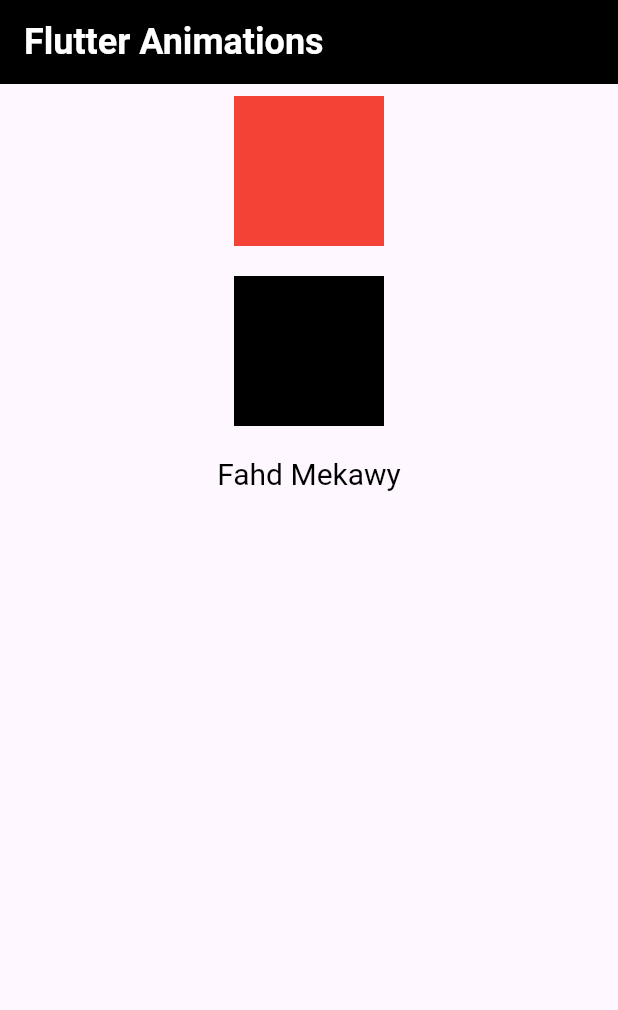
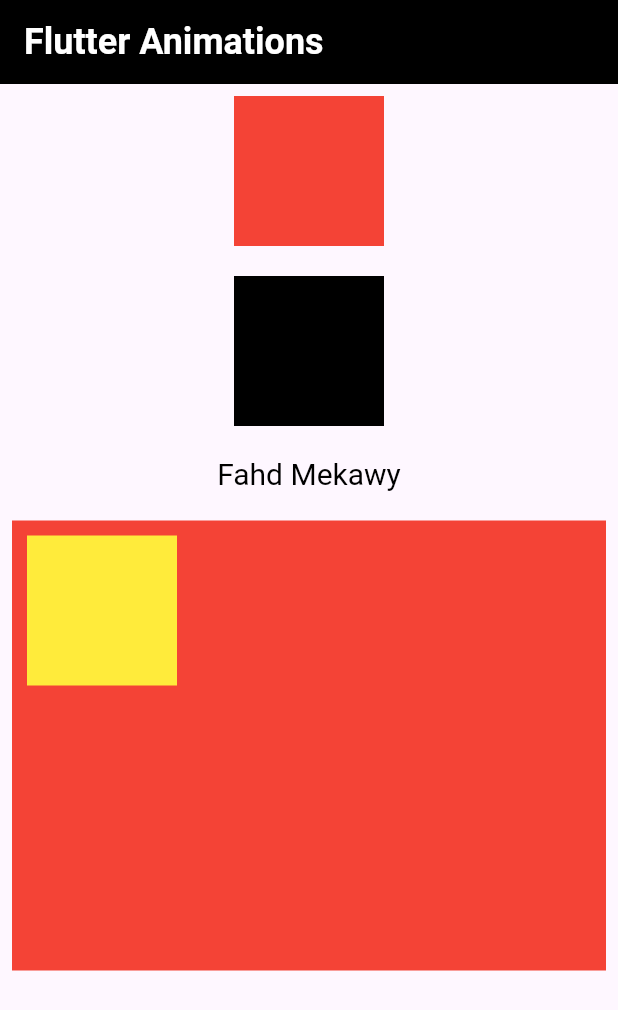
Before and after one commit to fahdmekawy/flutter-animation, a Flutter app: the screen it shows after launch, on a phone screen of 412 x 824 dp. Shown: the top 1010 px of the screen. Run offline on Flutter 3.47's test engine with Material 3 defaults, Android fonts, the phone set to English and light mode, and no system bars.

Commit message:
- added animated positioned widget

```diff
--- a/lib/main.dart
+++ b/lib/main.dart
@@ -2,6 +2,7 @@ import 'package:flutter/material.dart';
 import 'package:flutter_animation/widgets/animated_container_widget.dart';
 import 'package:flutter_animation/widgets/animated_default_text_style_widget.dart';
 import 'package:flutter_animation/widgets/animated_opacity_widget.dart';
+import 'package:flutter_animation/widgets/animated_position_directional_widget.dart';
 
 void main() {
   runApp(const MyApp());
@@ -50,7 +51,9 @@ class _MyHomePageState extends State<MyHomePage> {
             SizedBox(height: 20),
             AnimatedOpacityWidget(),
             SizedBox(height: 20),
-            AnimatedDefaultTextStyleWidget()
+            AnimatedDefaultTextStyleWidget(),
+            SizedBox(height: 20),
+            AnimatedPositionDirectionalWidget()
           ],
         ),
       ),
--- /dev/null
+++ b/lib/widgets/animated_position_directional_widget.dart
@@ -0,0 +1,51 @@
+import 'package:flutter/cupertino.dart';
+import 'package:flutter/material.dart';
+import 'package:flutter/widgets.dart';
+
+class AnimatedPositionDirectionalWidget extends StatefulWidget {
+  const AnimatedPositionDirectionalWidget({super.key});
+
+  @override
+  State<AnimatedPositionDirectionalWidget> createState() =>
+      _AnimatedPositionDirectionalWidgetState();
+}
+
+class _AnimatedPositionDirectionalWidgetState
+    extends State<AnimatedPositionDirectionalWidget> {
+  double left = 10;
+
+  @override
+  Widget build(BuildContext context) {
+    return Stack(
+      children: [
+        Container(
+          height: 300,
+          width: 420,
+          color: Colors.red,
+        ),
+        AnimatedPositioned(
+          duration: const Duration(seconds: 2),
+          curve: Curves.fastLinearToSlowEaseIn,
+          left: left,
+          top: left,
+          child: GestureDetector(
+            onTap: () {
+              setState(() {
+                left == 10
+                    ? left = 180
+                    : left == 180
+                        ? left = 100
+                        : left = 10;
+              });
+            },
+            child: Container(
+              height: 100,
+              width: 100,
+              color: Colors.yellow,
+            ),
+          ),
+        )
+      ],
+    );
+  }
+}
```
